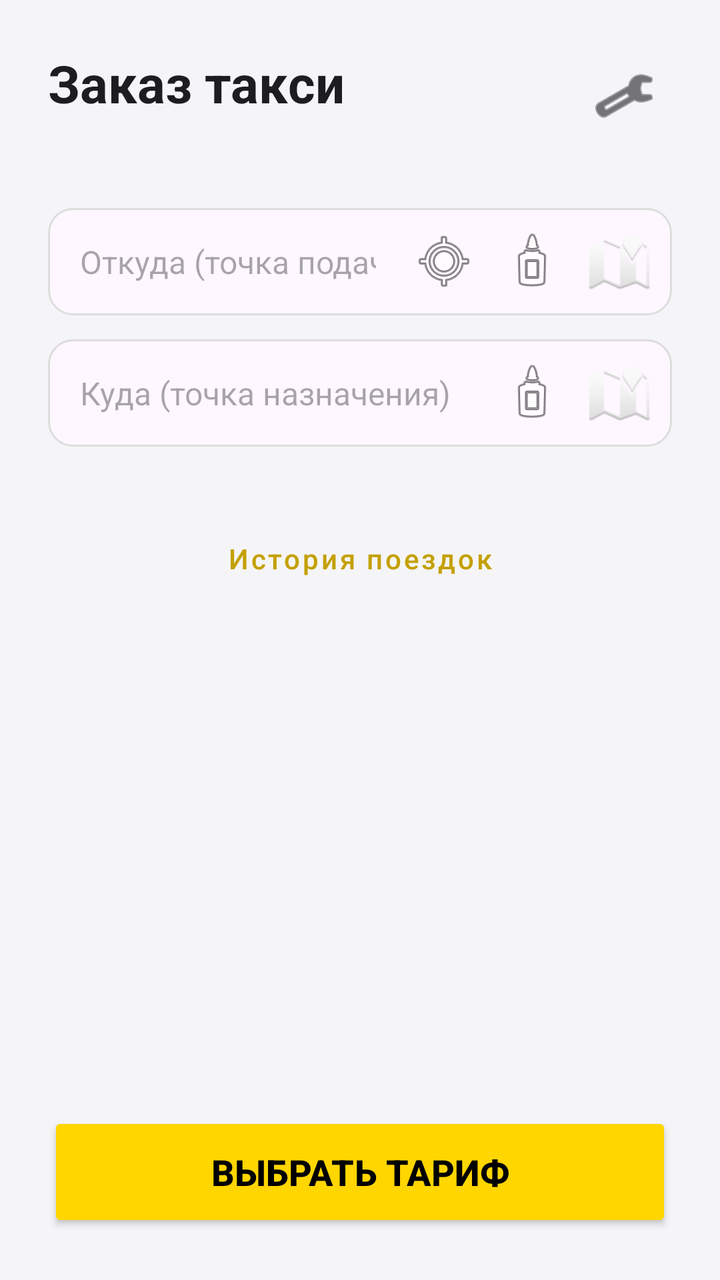
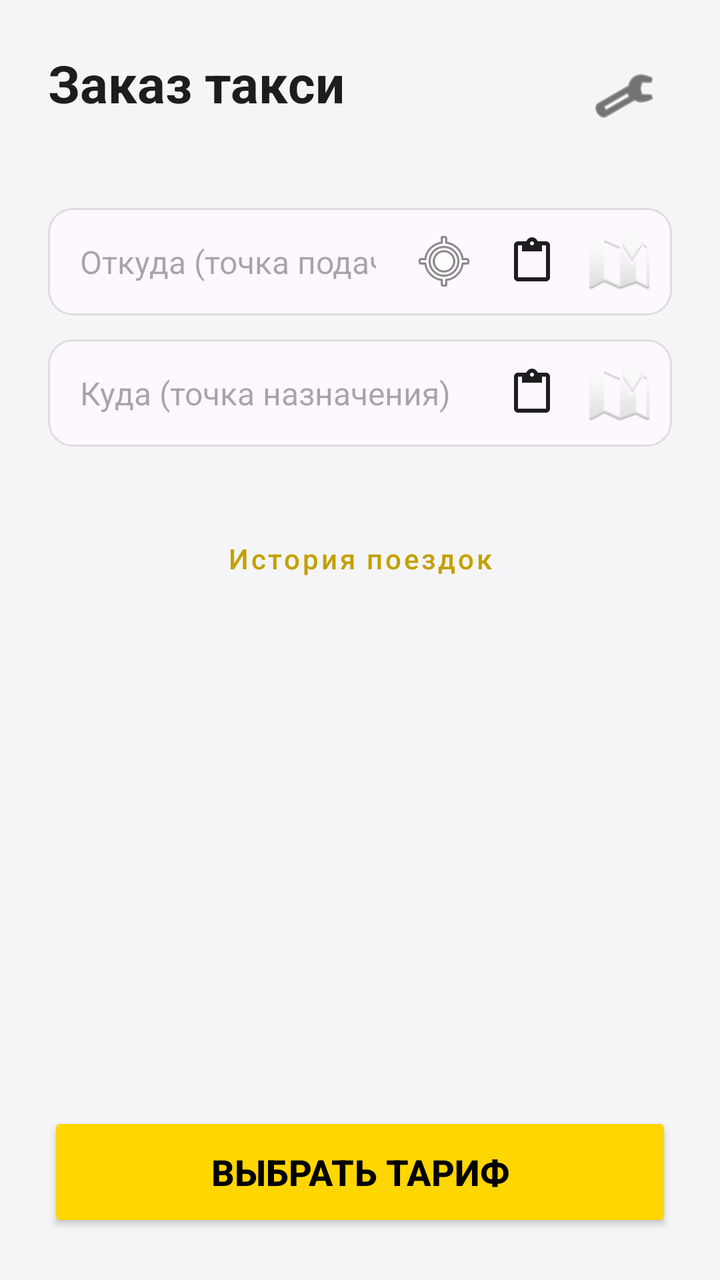

An Android layout rendered at two revisions. The XML below is the earlier revision; the diff shows what the commit changed to produce the second picture.
<!-- AndroidManifest.xml: application theme Theme.TaxiOrder -->
<!-- res/layout/activity_main.xml -->
<?xml version="1.0" encoding="utf-8"?>
<LinearLayout
    xmlns:android="http://schemas.android.com/apk/res/android"
    xmlns:app="http://schemas.android.com/apk/res-auto"
    android:layout_width="match_parent"
    android:layout_height="match_parent"
    android:orientation="vertical"
    android:padding="24dp"
    android:fitsSystemWindows="true"
    android:background="?android:windowBackground">

    <RelativeLayout
        android:layout_width="match_parent"
        android:layout_height="wrap_content"
        android:layout_marginBottom="32dp">

        <TextView
            android:layout_width="wrap_content"
            android:layout_height="wrap_content"
            android:text="@string/title_main"
            android:textSize="26sp"
            android:textStyle="bold"
            android:textColor="?android:textColorPrimary" />

        <ImageButton
            android:id="@+id/btnSettings"
            android:layout_width="48dp"
            android:layout_height="48dp"
            android:layout_alignParentEnd="true"
            android:background="?attr/selectableItemBackgroundBorderless"
            android:src="@android:drawable/ic_menu_preferences"
            android:contentDescription="@string/title_settings"
            app:tint="?android:textColorPrimary" />
    </RelativeLayout>

    <LinearLayout
        android:layout_width="match_parent"
        android:layout_height="wrap_content"
        android:orientation="horizontal"
        android:gravity="center_vertical"
        android:layout_marginBottom="12dp"
        android:background="@drawable/bg_edittext"
        android:padding="4dp">

        <EditText
            android:id="@+id/etDeparture"
            android:layout_width="0dp"
            android:layout_height="wrap_content"
            android:layout_weight="1"
            android:hint="@string/hint_departure"
            android:inputType="textPostalAddress"
            android:background="@android:color/transparent"
            android:padding="12dp"
            android:textSize="16sp"/>

        <ImageButton
            android:id="@+id/btnGps"
            android:layout_width="44dp"
            android:layout_height="44dp"
            android:src="@android:drawable/ic_menu_mylocation"
            android:background="?attr/selectableItemBackgroundBorderless" />

        <ImageButton
            android:id="@+id/btnPasteFrom"
            android:layout_width="44dp"
            android:layout_height="44dp"
            android:src="@android:drawable/ic_menu_paste"
            android:background="?attr/selectableItemBackgroundBorderless" />

        <ImageButton
            android:id="@+id/btnMapFrom"
            android:layout_width="44dp"
            android:layout_height="44dp"
            android:src="@android:drawable/ic_dialog_map"
            android:background="?attr/selectableItemBackgroundBorderless" />
    </LinearLayout>

    <LinearLayout
        android:layout_width="match_parent"
        android:layout_height="wrap_content"
        android:orientation="horizontal"
        android:gravity="center_vertical"
        android:layout_marginBottom="24dp"
        android:background="@drawable/bg_edittext"
        android:padding="4dp">

        <EditText
            android:id="@+id/etDestination"
            android:layout_width="0dp"
            android:layout_height="wrap_content"
            android:layout_weight="1"
            android:hint="@string/hint_destination"
            android:inputType="textPostalAddress"
            android:background="@android:color/transparent"
            android:padding="12dp"
            android:textSize="16sp"/>

        <ImageButton
            android:id="@+id/btnPasteTo"
            android:layout_width="44dp"
            android:layout_height="44dp"
            android:src="@android:drawable/ic_menu_paste"
            android:background="?attr/selectableItemBackgroundBorderless" />

        <ImageButton
            android:id="@+id/btnMapTo"
            android:layout_width="44dp"
            android:layout_height="44dp"
            android:src="@android:drawable/ic_dialog_map"
            android:background="?attr/selectableItemBackgroundBorderless" />
    </LinearLayout>

    <Button
        android:id="@+id/btnRepeatLast"
        style="@style/Widget.MaterialComponents.Button.TextButton"
        android:layout_width="match_parent"
        android:layout_height="wrap_content"
        android:text="Повторить последнюю поездку"
        android:textAllCaps="false"
        android:visibility="gone" />
    <Button
    android:id="@+id/btnHistory"
    style="@style/Widget.MaterialComponents.Button.OutlinedButton"
    android:layout_width="match_parent"
    android:layout_height="wrap_content"
    android:layout_marginTop="8dp"
    android:text="История поездок"
    android:textAllCaps="false" />

    <View
        android:layout_width="match_parent"
        android:layout_height="0dp"
        android:layout_weight="1" />

    <Button
        android:id="@+id/btnNext"
        android:layout_width="match_parent"
        android:layout_height="60dp"
        android:text="@string/btn_next"
        android:textSize="18sp"
        android:textStyle="bold"
        android:textAllCaps="true"
        android:backgroundTint="@color/accent_taxi"
        android:textColor="@color/primary_dark" />

</LinearLayout>
<!-- resources referenced by this layout -->
<resources>
  <color name="accent_taxi">#FFD600</color>
  <color name="primary_dark">#000000</color>
  <!-- drawable bg_edittext (drawable) -->
  <?xml version="1.0" encoding="utf-8"?>
  <shape xmlns:android="http://schemas.android.com/apk/res/android">
      <solid android:color="?android:colorBackground"/>
      <corners android:radius="12dp"/>
      <stroke android:width="1dp" android:color="#DDDDDD"/>
  </shape>
  <string name="btn_next">Выбрать тариф</string>
  <string name="hint_departure">Откуда (точка подачи)</string>
  <string name="hint_destination">Куда (точка назначения)</string>
  <string name="title_main">Заказ такси</string>
  <string name="title_settings">Настройки приложения</string>
  <style name="Theme.TaxiOrder" parent="Theme.Material3.Light.NoActionBar">
          <item name="colorPrimary">@color/accent_taxi_dark</item>
          <item name="colorAccent">@color/accent_taxi</item>
          <item name="android:windowBackground">@color/background_light</item>
          <item name="android:textColorPrimary">@color/text_main_light</item>
      </style>
  <color name="accent_taxi_dark">#C4A000</color>
  <color name="background_light">#F5F5F7</color>
  <color name="text_main_light">#1D1D1F</color>
</resources>

<!-- the commit's change to res/layout/activity_main.xml (unified diff, before → after) -->
@@ -64,7 +64,8 @@
             android:id="@+id/btnPasteFrom"
             android:layout_width="44dp"
             android:layout_height="44dp"
-            android:src="@android:drawable/ic_menu_paste"
+            android:src="@drawable/ic_paste"
+            app:tint="?android:textColorPrimary"
             android:background="?attr/selectableItemBackgroundBorderless" />
 
         <ImageButton
@@ -99,7 +100,8 @@
             android:id="@+id/btnPasteTo"
             android:layout_width="44dp"
             android:layout_height="44dp"
-            android:src="@android:drawable/ic_menu_paste"
+            android:src="@drawable/ic_paste"
+            app:tint="?android:textColorPrimary"
             android:background="?attr/selectableItemBackgroundBorderless" />
 
         <ImageButton
<!-- resource entries referenced after the edit -->
@@ -9,6 +9,17 @@
       <corners android:radius="12dp"/>
       <stroke android:width="1dp" android:color="#DDDDDD"/>
   </shape>
+  <!-- drawable ic_paste (drawable) -->
+  <?xml version="1.0" encoding="utf-8"?>
+  <vector xmlns:android="http://schemas.android.com/apk/res/android"
+      android:width="24dp"
+      android:height="24dp"
+      android:viewportWidth="24"
+      android:viewportHeight="24">
+      <path
+          android:fillColor="#000000"
+          android:pathData="M19,2h-4.18C14.4,0.84 13.3,0 12,0S9.6,0.84 9.18,2H5C3.9,2 3,2.9 3,4v16c0,1.1 0.9,2 2,2h14c1.1,0 2,-0.9 2,-2V4C21,2.9 20.1,2 19,2zM12,2c0.55,0 1,0.45 1,1s-0.45,1 -1,1s-1,-0.45 -1,-1S11.45,2 12,2zM19,20H5V4h2v3h10V4h2V20z"/>
+  </vector>
   <string name="btn_next">Выбрать тариф</string>
   <string name="hint_departure">Откуда (точка подачи)</string>
   <string name="hint_destination">Куда (точка назначения)</string>
